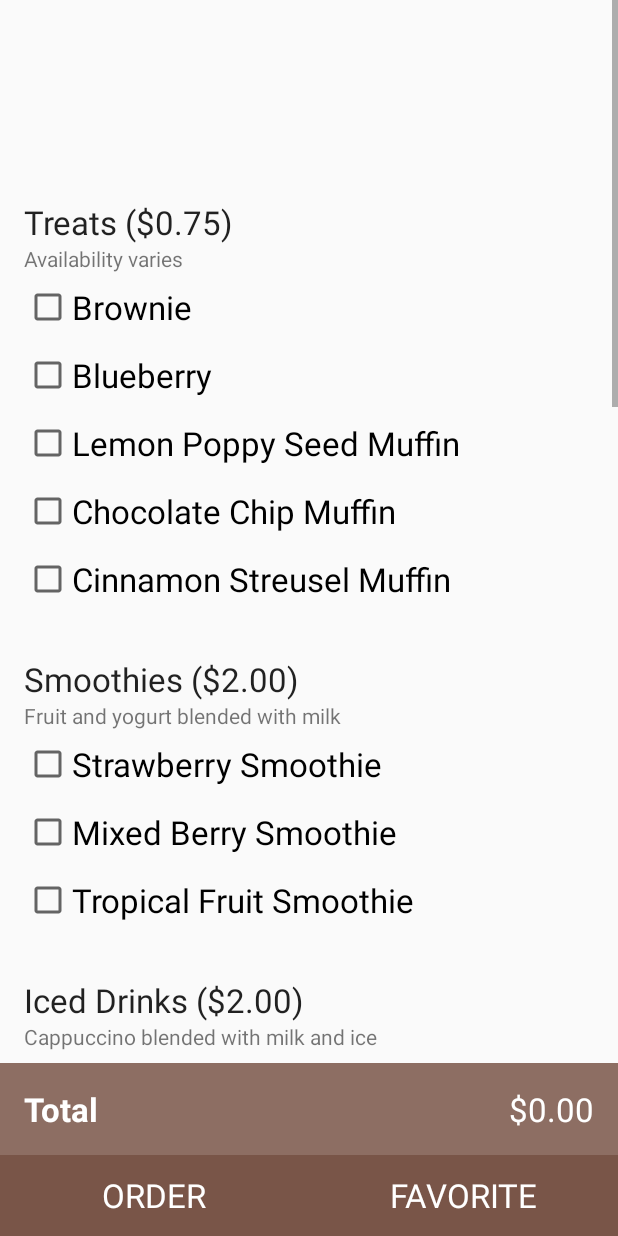
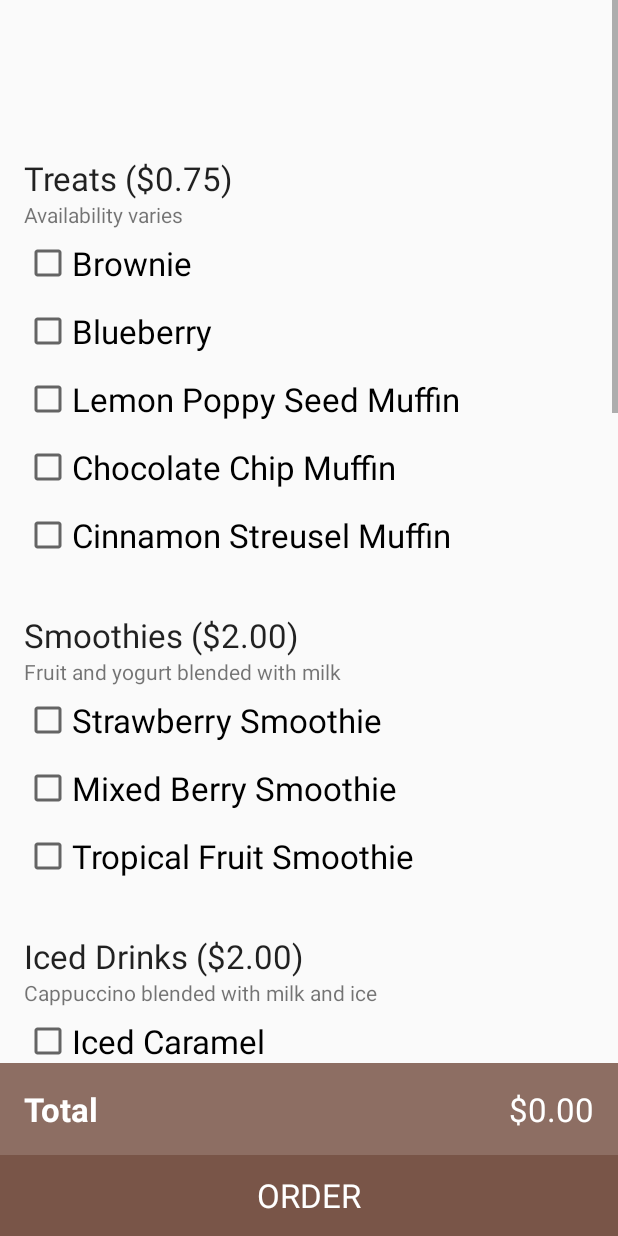
Before and after one commit to APcorp/kokopelli, an Android app: the layout activity_main.xml on its own in the app's theme, with its tools: preview values and no code run, on a phone screen of 412 x 824 dp. Run offline under Robolectric (Android 15) with nearby library versions, the phone set to English and light mode, and no system bars.

Commit message:
Removed favorites. Sorry guys

```diff
--- a/app/src/main/java/comapcorp/github/kokopelliorderform/MainActivity.java
+++ b/app/src/main/java/comapcorp/github/kokopelliorderform/MainActivity.java
@@ -68,7 +68,7 @@ public class MainActivity extends AppCompatActivity implements View.OnClickListe
         // sets OnClickListener for the buttons in this Activity - Order and Favorite - so that when
         // they are clicked, the correct action is done
         findViewById(R.id.btnOrder).setOnClickListener(this);
-        findViewById(R.id.btnFavOrder).setOnClickListener(this);
+        //findViewById(R.id.btnFavOrder).setOnClickListener(this);
 
 
         // initializes our cart, menu of prices, and the data structure for all our quantity boxes
--- a/app/src/main/java/comapcorp/github/kokopelliorderform/WelcomeScreen.java
+++ b/app/src/main/java/comapcorp/github/kokopelliorderform/WelcomeScreen.java
@@ -39,7 +39,7 @@ public class WelcomeScreen extends AppCompatActivity implements GoogleApiClient.
         findViewById(R.id.btnSignIn).setOnClickListener(this);
         findViewById(R.id.btnSignOut).setOnClickListener(this);
         findViewById(R.id.btnNewOrder).setOnClickListener(this);
-        findViewById(R.id.btnFavorites).setOnClickListener(this);
+        //findViewById(R.id.btnFavorites).setOnClickListener(this);
 
         // Configure sign-in to request the user's ID, email address, and basic
         // profile. ID and basic profile are included in DEFAULT_SIGN_IN.
@@ -206,9 +206,9 @@ public class WelcomeScreen extends AppCompatActivity implements GoogleApiClient.
             case R.id.btnNewOrder:
                 goToMain();
                 break;
-            case R.id.btnFavorites:
+            /*case R.id.btnFavorites:
                 goToFavorites();
-                break;
+                break;*/
         }
     }
 
--- a/app/src/main/res/layout/activity_main.xml
+++ b/app/src/main/res/layout/activity_main.xml
@@ -21,11 +21,6 @@
                 android:layout_height="wrap_content"
                 android:textAppearance="?android:textAppearanceLarge" />
 
-            <TextView
-                android:id="@+id/txtId"
-                android:layout_width="match_parent"
-                android:layout_height="wrap_content"
-                android:textAppearance="?android:textAppearanceLarge" />
 
             <TextView
                 android:id="@+id/txtEmail"
@@ -1056,21 +1051,6 @@
             android:text="@string/order"
             android:textAppearance="?android:textAppearanceLarge"
             android:textColor="@android:color/white" />
-
-        <Button
-            android:id="@+id/btnFavOrder"
-            style="?android:buttonBarButtonStyle"
-            android:layout_width="0dp"
-            android:layout_height="wrap_content"
-            android:layout_gravity="center"
-            android:layout_weight="1"
-            android:background="@color/colorPrimary"
-            android:clickable="true"
-            android:enabled="true"
-            android:onClick="goToCheckout"
-            android:text="@string/favorite_order"
-            android:textAppearance="?android:textAppearanceLarge"
-            android:textColor="@android:color/white" />
     </LinearLayout>
 
 </LinearLayout>
```
Also changed, not shown: app/src/main/res/layout/activity_welcome_screen.xml (+0 -10 lines).
